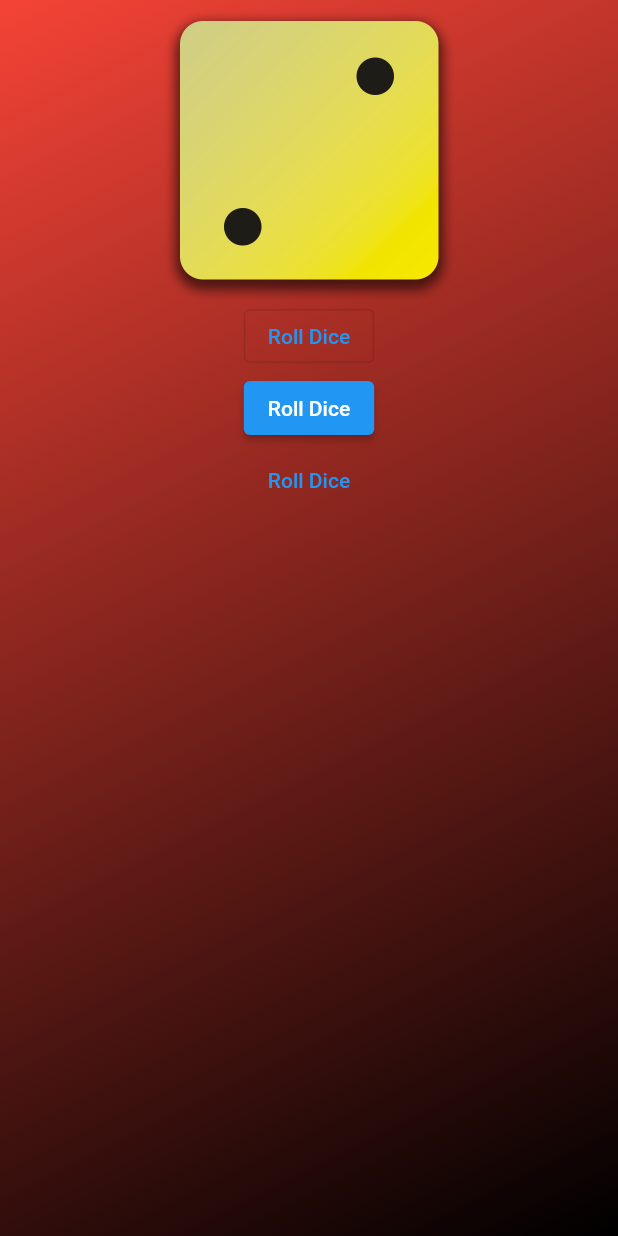
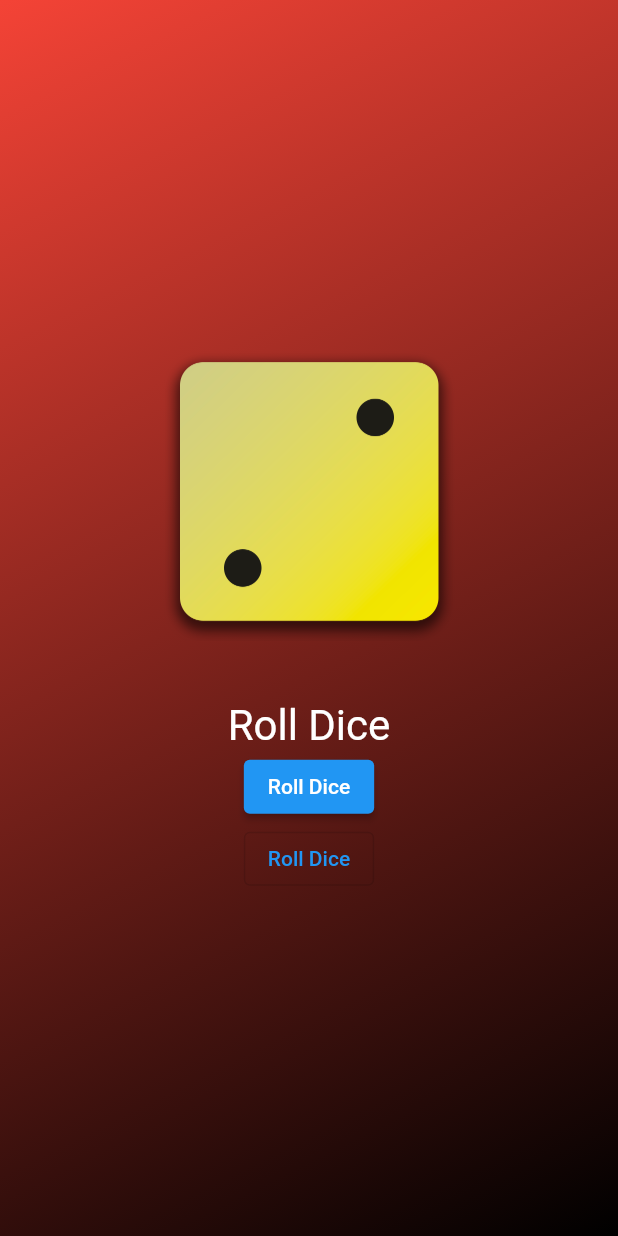
Before and after one commit to kodesh87/flutter_dart_the_complete_guide_2023_edition, a Flutter app: the screen it shows after launch, on a phone screen of 412 x 824 dp. Run offline on Flutter 3.47's test engine with Material 2 defaults, Android fonts, the phone set to English and light mode, and no system bars.

Commit message:
Lesson #46

```diff
--- a/first_app/lib/gradient_container.dart
+++ b/first_app/lib/gradient_container.dart
@@ -25,14 +25,34 @@ class GradientContainer extends StatelessWidget {
       ),
       child: Center(
         child: Column(
+          mainAxisSize: MainAxisSize.min,
           children: [
             Image.asset(
               "assets/images/dice/dice-2.png",
               width: 200,
             ),
-            OutlinedButton(onPressed: () {}, child: const Text("Roll Dice")),
-            const ElevatedButton(onPressed: rollDice, child: Text("Roll Dice")),
-            TextButton(onPressed: () {}, child: const Text("Roll Dice"))
+            SizedBox(
+              height: 20,
+            ),
+            TextButton(
+              onPressed: rollDice,
+              style: TextButton.styleFrom(
+                padding: const EdgeInsets.only(top: 20),
+                foregroundColor: Colors.white,
+                textStyle: const TextStyle(
+                  fontSize: 28,
+                ),
+              ),
+              child: const Text("Roll Dice"),
+            ),
+            ElevatedButton(
+              onPressed: () {},
+              child: const Text("Roll Dice"),
+            ),
+            OutlinedButton(
+              onPressed: () {},
+              child: const Text("Roll Dice"),
+            )
           ],
         ),
       ),
```
